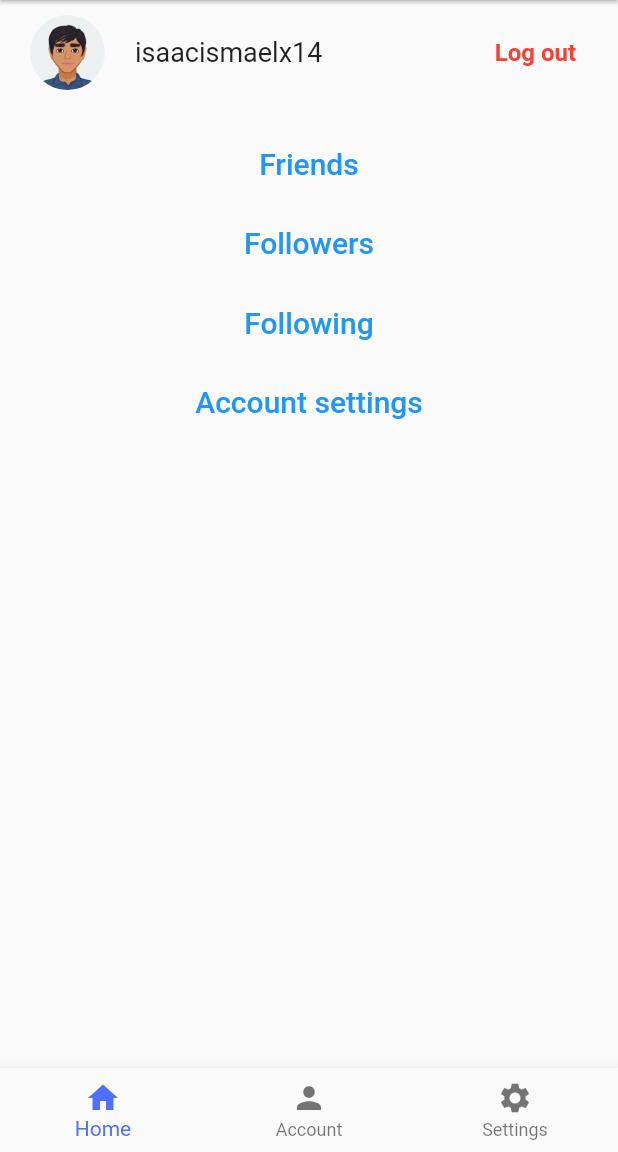
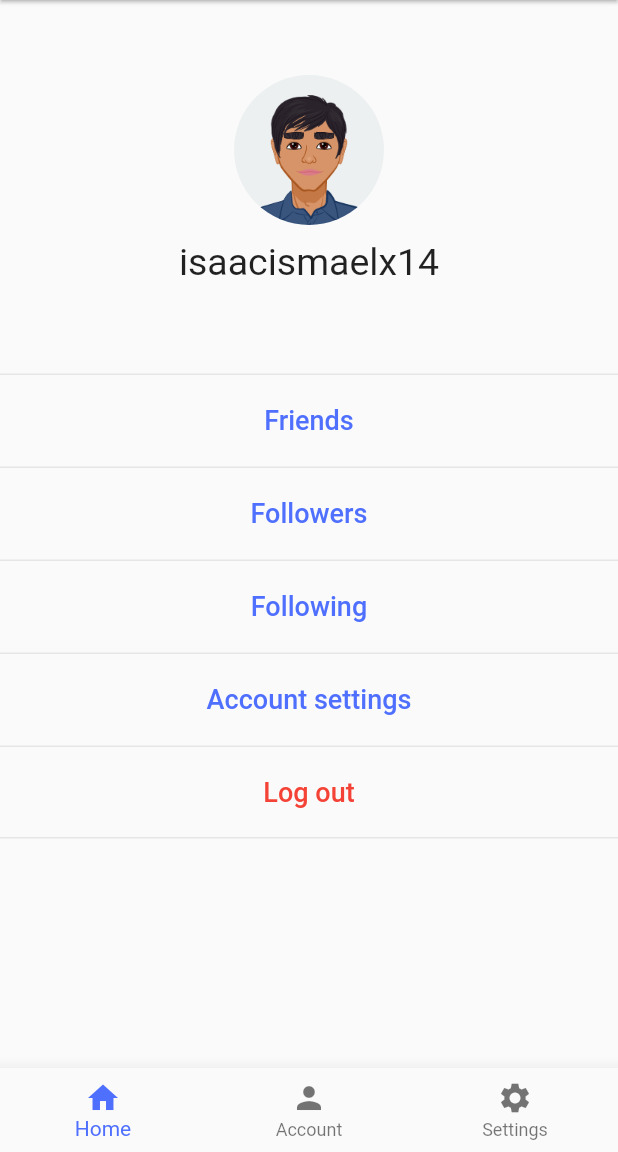
Before and after one commit to isaacismaelx14/myFirstFlutter_app, a Flutter app: the screen it shows after launch, swiped to page 2, on a phone screen of 412 x 824 dp, the part 84-1236 px from its top. Run offline on Flutter 3.47's test engine with Material 2 defaults, Android fonts, the phone set to English and light mode, and no system bars; our stand-ins replace audioplayers.

Commit message:
Style modify

```diff
--- a/lib/screens/account_screen.dart
+++ b/lib/screens/account_screen.dart
@@ -1,4 +1,5 @@
 import "package:flutter/material.dart";
+import 'package:my_app/utils/theme_colors.dart';
 
 String username = "isaacismaelx14";
 
@@ -12,11 +13,13 @@ class AccountScreen extends StatefulWidget {
 class _AccountScreenState extends State<AccountScreen> {
   @override
   Widget build(BuildContext context) {
-    return Column(
+    return SingleChildScrollView(
+      child: Column(
       children: const [
         TopAccount(),
         Configurations(),
       ],
+      ),
     );
   }
 }
@@ -34,24 +37,8 @@ class TopAccount extends StatelessWidget {
         left: 20,
         right: 20,
       ),
-      child: Row(
-        mainAxisAlignment: MainAxisAlignment.spaceBetween,
-        children: [
-          const UserInformation(),
-          TextButton(
-            child: const Text('Log out',
-                style: TextStyle(
-                    fontSize: 16,
-                    color: Colors.red,
-                fontWeight: FontWeight.bold,
-              ),
-            ),
-            onPressed: () {
-              print('Log out');
-            },
-          ),
-        ],
-      ),
+      alignment: Alignment.topCenter,
+      child: const UserInformation(),
     );
   }
 }
@@ -61,11 +48,15 @@ class UserInformation extends StatelessWidget {
 
   @override
   Widget build(BuildContext context) {
-    return Row(
+    return Container(
+        margin: const EdgeInsets.only(top: 40),
+        child: Column(
+          mainAxisAlignment: MainAxisAlignment.center,
+          crossAxisAlignment: CrossAxisAlignment.center,
           children: [
             ClipOval(
               child: SizedBox.fromSize(
-            size: const Size.fromRadius(25), // Image radius
+                size: const Size.fromRadius(50), // Image radius
                 child: const Image(
                   image: AssetImage('assets/avatar.png'),
                   fit: BoxFit.cover,
@@ -73,13 +64,14 @@ class UserInformation extends StatelessWidget {
               ),
             ),
             Container(
-          margin: const EdgeInsets.only(left: 20),
+              margin: const EdgeInsets.only(top: 10),
               child: Text(
                 username,
-            style: const TextStyle(fontSize: 18),
+                style: const TextStyle(fontSize: 25),
               ),
             ),
           ],
+        )
     );
   }
 }
@@ -92,18 +84,26 @@ class Configurations extends StatelessWidget {
     return Container(
       margin: const EdgeInsets.only(top: 20),
       child: Column(
-        children: const [
-          ButtonsConfig(
+        children: [
+          Container(
+            margin: const EdgeInsets.only(top: 40),
+            child: const ButtonsConfig(
               text: "Friends",
             ),
-          ButtonsConfig(
+          ),
+          const ButtonsConfig(
             text: "Followers",
           ),
-          ButtonsConfig(
+          const ButtonsConfig(
             text: "Following",
           ),
-          ButtonsConfig(
+          const ButtonsConfig(
             text: "Account settings",
+          ),
+          const ButtonsConfig(
+            text: "Log out",
+            last: true,
+            textColor: Colors.red,
           ),
         ],
       ),
@@ -113,18 +113,39 @@ class Configurations extends StatelessWidget {
 
 class ButtonsConfig extends StatelessWidget {
   final String text;
+  final bool? last;
+  final Color? textColor;
 
-  const ButtonsConfig({Key? key, required this.text}) : super(key: key);
+  const ButtonsConfig({Key? key, required this.text, this.last, this.textColor})
+      : super(key: key);
 
   @override
   Widget build(BuildContext context) {
     return Container(
-        margin: const EdgeInsets.only(top: 5),
-        child: Column(children: [
+      decoration: BoxDecoration(
+        border: Border(
+          top: const BorderSide(
+            color: Color.fromARGB(20, 0, 0, 0),
+            width: 1.0,
+          ),
+          bottom: BorderSide(
+            color: const Color.fromARGB(20, 0, 0, 0),
+            style: last == null ? BorderStyle.none : BorderStyle.solid,
+            width: 1.0,
+          ),
+        ),
+      ),
+      child: Column(
+        children: [
           TextButton(
+            style: TextButton.styleFrom(
+                minimumSize: Size((MediaQuery.of(context).size.width), 60)),
             child: Text(
               text,
-              style: const TextStyle(fontSize: 20),
+              style: TextStyle(
+                fontSize: 18,
+                color: textColor ?? primaryColor,
+              ),
             ),
             onPressed: () {
               print(text);
```
Also changed, not shown: lib/screens/home_screen.dart (+6 -3 lines). Lines whose indentation alone changed are shown as unchanged.
